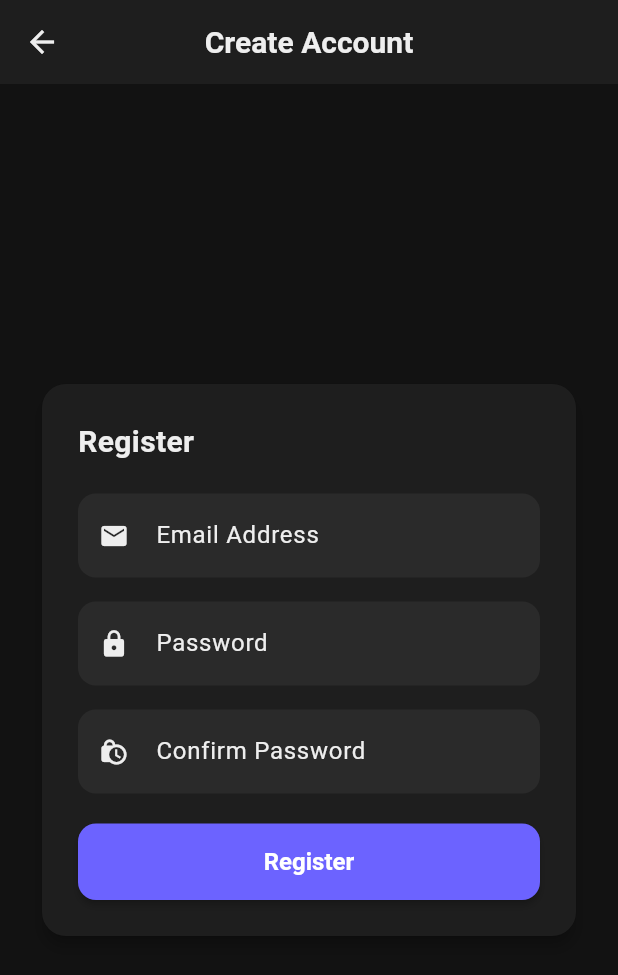
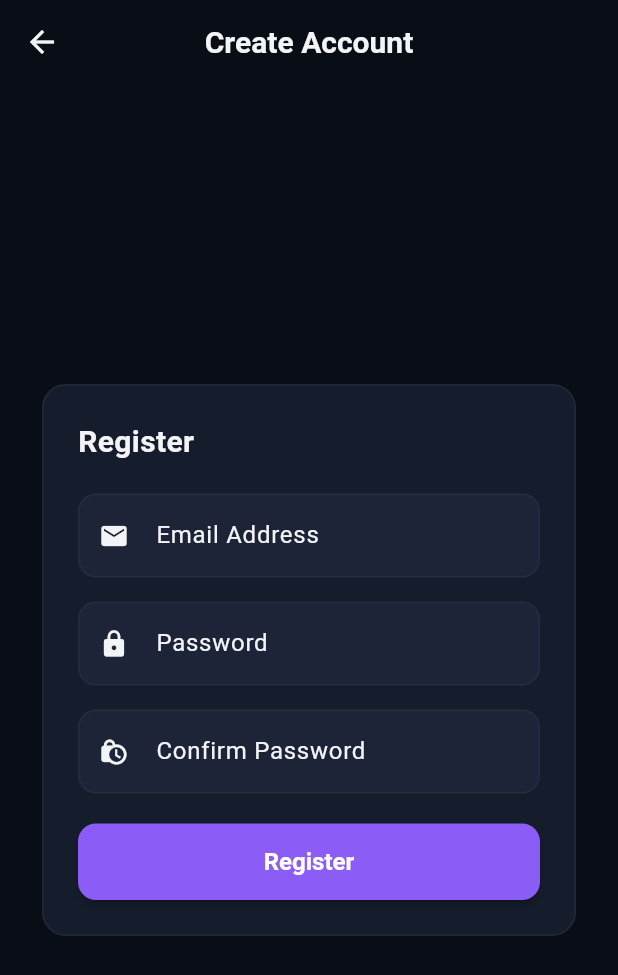
Before and after one commit to kumarandevi1200-glitch/splitify, a Flutter app: the screen it shows after launch, after a tap on "Login", after a tap on "Sign Up", on a phone screen of 412 x 824 dp. Shown: the top 975 px of the screen. Run offline on Flutter 3.47's test engine with Material 3 defaults, Android fonts, the phone set to English and light mode, and no system bars; our stand-ins replace fl_chart, shared_preferences; network calls fail.

Commit message:
Revamp UI theme to elegant obsidian dark mode with glassmorphic cards and fintech gradients

```diff
--- a/frontend/lib/main.dart
+++ b/frontend/lib/main.dart
@@ -25,51 +25,51 @@ class SplitApp extends StatelessWidget {
       themeMode: ThemeMode.dark,
       darkTheme: ThemeData(
         brightness: Brightness.dark,
-        primaryColor: const Color(0xFF6C63FF),
-        scaffoldBackgroundColor: const Color(0xFF121212),
-        cardColor: const Color(0xFF1E1E1E),
+        primaryColor: const Color(0xFF8B5CF6),
+        scaffoldBackgroundColor: const Color(0xFF090D16),
+        cardColor: const Color(0xFF151C2C),
         colorScheme: const ColorScheme.dark(
-          primary: Color(0xFF6C63FF),
-          secondary: Color(0xFF03DAC6),
-          background: Color(0xFF121212),
-          surface: Color(0xFF1E1E1E),
-          error: Color(0xFFCF6679),
+          primary: Color(0xFF8B5CF6),
+          secondary: Color(0xFF10B981),
+          background: Color(0xFF090D16),
+          surface: Color(0xFF151C2C),
+          error: Color(0xFFEF4444),
           onPrimary: Colors.white,
-          onSecondary: Colors.black,
-          onBackground: Color(0xFFEEEEEE),
-          onSurface: Color(0xFFEEEEEE),
+          onSecondary: Colors.white,
+          onBackground: Color(0xFFF3F4F6),
+          onSurface: Color(0xFFF3F4F6),
         ),
         appBarTheme: const AppBarTheme(
-          backgroundColor: Color(0xFF1E1E1E),
+          backgroundColor: Color(0xFF090D16),
           elevation: 0,
           centerTitle: true,
           titleTextStyle: TextStyle(
             fontSize: 20,
             fontWeight: FontWeight.bold,
-            color: Color(0xFFEEEEEE),
+            color: Color(0xFFF3F4F6),
           ),
         ),
         inputDecorationTheme: InputDecorationTheme(
           filled: true,
-          fillColor: const Color(0xFF2A2A2A),
+          fillColor: const Color(0xFF1D2438),
           border: OutlineInputBorder(
             borderRadius: BorderRadius.circular(12),
-            borderSide: BorderSide.none,
+            borderSide: BorderSide(color: Colors.white.withOpacity(0.04), width: 1),
           ),
           enabledBorder: OutlineInputBorder(
             borderRadius: BorderRadius.circular(12),
-            borderSide: BorderSide.none,
+            borderSide: BorderSide(color: Colors.white.withOpacity(0.04), width: 1),
           ),
           focusedBorder: OutlineInputBorder(
             borderRadius: BorderRadius.circular(12),
-            borderSide: const BorderSide(color: Color(0xFF6C63FF), width: 1.5),
+            borderSide: const BorderSide(color: Color(0xFF8B5CF6), width: 1.5),
           ),
           hintStyle: const TextStyle(color: Colors.grey, fontSize: 14),
           contentPadding: const EdgeInsets.symmetric(horizontal: 16, vertical: 16),
         ),
         elevatedButtonTheme: ElevatedButtonThemeData(
           style: ElevatedButton.styleFrom(
-            backgroundColor: const Color(0xFF6C63FF),
+            backgroundColor: const Color(0xFF8B5CF6),
             foregroundColor: Colors.white,
             elevation: 2,
             padding: const EdgeInsets.symmetric(vertical: 16),
@@ -79,16 +79,12 @@ class SplitApp extends StatelessWidget {
             textStyle: const TextStyle(fontSize: 16, fontWeight: FontWeight.bold),
           ),
         ),
-        cardTheme: const CardThemeData(
-          color: Color(0xFF1E1E1E),
-          elevation: 4,
+        cardTheme: CardThemeData(
+          color: const Color(0xFF151C2C),
+          elevation: 0,
           shape: RoundedRectangleBorder(
-            borderRadius: BorderRadius.only(
-              topLeft: Radius.circular(16),
-              topRight: Radius.circular(16),
-              bottomLeft: Radius.circular(16),
-              bottomRight: Radius.circular(16),
-            ),
+            borderRadius: BorderRadius.circular(16),
+            side: BorderSide(color: Colors.white.withOpacity(0.06), width: 1),
           ),
         ),
         useMaterial3: true,
--- a/frontend/lib/screens/add_expense_screen.dart
+++ b/frontend/lib/screens/add_expense_screen.dart
@@ -471,7 +471,7 @@ class _AddExpenseScreenState extends State<AddExpenseScreen> {
                                           : '${widget.currency} 0.00',
                                       style: TextStyle(
                                         fontWeight: FontWeight.bold,
-                                        color: isChecked ? const Color(0xFF03DAC6) : Colors.grey,
+                                        color: isChecked ? const Color(0xFF8B5CF6) : Colors.grey,
                                       ),
                                     ),
                                   ),
--- a/frontend/lib/screens/group_list_screen.dart
+++ b/frontend/lib/screens/group_list_screen.dart
@@ -330,7 +330,7 @@ class _GroupListScreenState extends State<GroupListScreen> {
                                     colors: [
                                       Theme.of(context).cardColor,
                                       Theme.of(context).cardColor.withOpacity(0.85),
-                                      const Color(0xFF6C63FF).withOpacity(0.08),
+                                      const Color(0xFF8B5CF6).withOpacity(0.08),
                                     ],
                                     begin: Alignment.topLeft,
                                     end: Alignment.bottomRight,
@@ -398,7 +398,7 @@ class _GroupListScreenState extends State<GroupListScreen> {
                   style: OutlinedButton.styleFrom(
                     padding: const EdgeInsets.symmetric(vertical: 16),
                     shape: RoundedRectangleBorder(borderRadius: BorderRadius.circular(12)),
-                    side: const BorderSide(color: Color(0xFF6C63FF)),
+                    side: const BorderSide(color: Color(0xFF8B5CF6)),
                   ),
                 ),
               ),
--- a/frontend/lib/screens/login_screen.dart
+++ b/frontend/lib/screens/login_screen.dart
@@ -75,7 +75,7 @@ class _LoginScreenState extends State<LoginScreen> {
                 padding: const EdgeInsets.all(16),
                 child: ShaderMask(
                   shaderCallback: (bounds) => const LinearGradient(
-                    colors: [Color(0xFF6C63FF), Color(0xFF03DAC6)],
+                    colors: [Color(0xFF8B5CF6), Color(0xFF4F46E5)],
                     begin: Alignment.topLeft,
                     end: Alignment.bottomRight,
                   ).createShader(bounds),
```
Also changed, not shown: frontend/lib/screens/group_detail_screen.dart (+27 -7 lines), frontend/lib/screens/report_screen.dart (+13 -13 lines), 2 other files.
